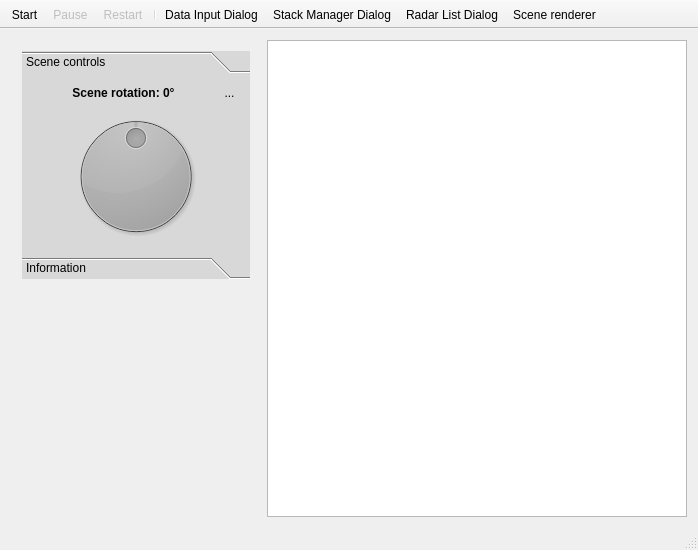
Above: DACUSN/mainwindow.ui from Gresthorn/DACUSN before the change. Below: the same form after it.
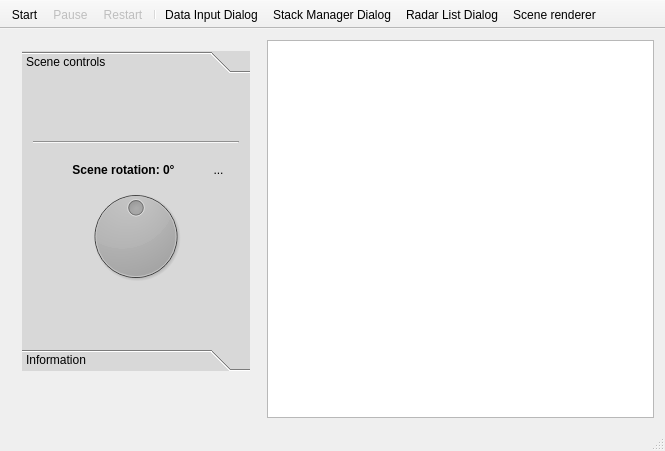
That is the form after the change. Icons and pictures are not drawn.

Commit message: Rotation bug repaired. Now correct transformations are used. Move to [x, y] functionality and center to reference/operator added. Animations and smooth transitions enable/disable option added.

The edit to the form file:
```diff
--- a/DACUSN/mainwindow.ui
+++ b/DACUSN/mainwindow.ui
@@ -6,8 +6,8 @@
    <rect>
     <x>0</x>
     <y>0</y>
-    <width>698</width>
-    <height>550</height>
+    <width>665</width>
+    <height>451</height>
    </rect>
   </property>
   <property name="windowTitle">
@@ -59,6 +59,18 @@
        </item>
        <item row="0" column="0">
         <widget class="QToolBox" name="sceneControlsToolBox">
+         <property name="minimumSize">
+          <size>
+           <width>0</width>
+           <height>300</height>
+          </size>
+         </property>
+         <property name="baseSize">
+          <size>
+           <width>0</width>
+           <height>0</height>
+          </size>
+         </property>
          <property name="styleSheet">
           <string notr="true">background-color: rgb(216, 216, 216)</string>
          </property>
@@ -74,7 +86,7 @@
             <x>0</x>
             <y>0</y>
             <width>232</width>
-            <height>169</height>
+            <height>258</height>
            </rect>
           </property>
           <property name="styleSheet">
@@ -84,58 +96,208 @@
            <string>Scene controls</string>
           </attribute>
           <layout class="QGridLayout" name="gridLayout_3">
-           <item row="1" column="0" colspan="3">
-            <widget class="QDial" name="rotationControlDial">
-             <property name="cursor">
-              <cursorShape>CrossCursor</cursorShape>
-             </property>
-             <property name="styleSheet">
-              <string notr="true">background-color: qconicalgradient(cx:0.5, cy:0.5, angle:0, stop:0 rgba(0, 0, 0, 118), stop:1 rgba(255, 255, 255, 255))</string>
-             </property>
-             <property name="minimum">
-              <number>-180</number>
-             </property>
-             <property name="maximum">
-              <number>180</number>
-             </property>
-             <property name="pageStep">
-              <number>1</number>
-             </property>
-             <property name="orientation">
-              <enum>Qt::Vertical</enum>
-             </property>
-            </widget>
-           </item>
-           <item row="0" column="2">
-            <widget class="QToolButton" name="sceneRotationSettingsButton">
-             <property name="styleSheet">
-              <string notr="true">border:none;</string>
-             </property>
-             <property name="text">
-              <string>...</string>
-             </property>
-             <property name="icon">
-              <iconset resource="icons.qrc">
-               <normaloff>:/mainToolbar/icons/settings.png</normaloff>:/mainToolbar/icons/settings.png</iconset>
-             </property>
-             <property name="iconSize">
+           <item row="2" column="0" colspan="2">
+            <widget class="QWidget" name="widget" native="true">
+             <property name="minimumSize">
               <size>
-               <width>32</width>
-               <height>32</height>
+               <width>0</width>
+               <height>150</height>
               </size>
              </property>
+             <layout class="QGridLayout" name="gridLayout_2">
+              <item row="1" column="0">
+               <widget class="QLabel" name="sceneRotationLabel">
+                <property name="styleSheet">
+                 <string notr="true">font-weight: bold;</string>
+                </property>
+                <property name="text">
+                 <string>Scene rotation: 0°</string>
+                </property>
+                <property name="alignment">
+                 <set>Qt::AlignCenter</set>
+                </property>
+               </widget>
+              </item>
+              <item row="1" column="1">
+               <widget class="QToolButton" name="sceneRotationSettingsButton">
+                <property name="cursor">
+                 <cursorShape>PointingHandCursor</cursorShape>
+                </property>
+                <property name="toolTip">
+                 <string extracomment="Change angle manually"/>
+                </property>
+                <property name="whatsThis">
+                 <string extracomment="Change angle manually"/>
+                </property>
+                <property name="styleSheet">
+                 <string notr="true">border:none;</string>
+                </property>
+                <property name="text">
+                 <string>...</string>
+                </property>
+                <property name="icon">
+                 <iconset resource="icons.qrc">
+                  <normaloff>:/mainToolbar/icons/settings.png</normaloff>:/mainToolbar/icons/settings.png</iconset>
+                </property>
+                <property name="iconSize">
+                 <size>
+                  <width>32</width>
+                  <height>32</height>
+                 </size>
+                </property>
+               </widget>
+              </item>
+              <item row="2" column="0" colspan="2">
+               <widget class="QDial" name="rotationControlDial">
+                <property name="cursor">
+                 <cursorShape>CrossCursor</cursorShape>
+                </property>
+                <property name="styleSheet">
+                 <string notr="true">background-color: qconicalgradient(cx:0.5, cy:0.5, angle:0, stop:0 rgba(0, 0, 0, 118), stop:1 rgba(255, 255, 255, 255))</string>
+                </property>
+                <property name="minimum">
+                 <number>-180</number>
+                </property>
+                <property name="maximum">
+                 <number>180</number>
+                </property>
+                <property name="pageStep">
+                 <number>1</number>
+                </property>
+                <property name="orientation">
+                 <enum>Qt::Vertical</enum>
+                </property>
+               </widget>
+              </item>
+             </layout>
             </widget>
            </item>
            <item row="0" column="0" colspan="2">
-            <widget class="QLabel" name="sceneRotationLabel">
-             <property name="styleSheet">
-              <string notr="true">font-weight: bold;</string>
+            <widget class="QWidget" name="basicControlsWrapperWidget" native="true">
+             <property name="minimumSize">
+              <size>
+               <width>0</width>
+               <height>50</height>
+              </size>
              </property>
-             <property name="text">
-              <string>Scene rotation: 0°</string>
+             <layout class="QFormLayout" name="formLayout">
+              <property name="fieldGrowthPolicy">
+               <enum>QFormLayout::AllNonFixedFieldsGrow</enum>
+              </property>
+              <item row="0" column="0">
+               <widget class="QPushButton" name="moveToXYButton">
+                <property name="minimumSize">
+                 <size>
+                  <width>32</width>
+                  <height>32</height>
+                 </size>
+                </property>
+                <property name="maximumSize">
+                 <size>
+                  <width>32</width>
+                  <height>32</height>
+                 </size>
+                </property>
+                <property name="baseSize">
+                 <size>
+                  <width>32</width>
+                  <height>32</height>
+                 </size>
+                </property>
+                <property name="cursor">
+                 <cursorShape>PointingHandCursor</cursorShape>
+                </property>
+                <property name="toolTip">
+                 <string extracomment="Moves view to entered coordinates"/>
+                </property>
+                <property name="whatsThis">
+                 <string extracomment="Moves view to entered coordinates"/>
+                </property>
+                <property name="styleSheet">
+                 <string notr="true">border:none;</string>
+                </property>
+                <property name="text">
+                 <string/>
+                </property>
+                <property name="icon">
+                 <iconset resource="icons.qrc">
+                  <normaloff>:/mainToolbar/icons/move_to.png</normaloff>:/mainToolbar/icons/move_to.png</iconset>
+                </property>
+                <property name="iconSize">
+                 <size>
+                  <width>32</width>
+                  <height>32</height>
+                 </size>
+                </property>
+               </widget>
+              </item>
+              <item row="0" column="1">
+               <widget class="QPushButton" name="centerToZeroButton">
+                <property name="minimumSize">
+                 <size>
+                  <width>32</width>
+                  <height>32</height>
+                 </size>
+                </property>
+                <property name="maximumSize">
+                 <size>
+                  <width>32</width>
+                  <height>32</height>
+                 </size>
+                </property>
+                <property name="baseSize">
+                 <size>
+                  <width>32</width>
+                  <height>32</height>
+                 </size>
+                </property>
+                <property name="cursor">
+                 <cursorShape>PointingHandCursor</cursorShape>
+                </property>
+                <property name="toolTip">
+                 <string extracomment="Centers view to operator position"/>
+                </property>
+                <property name="whatsThis">
+                 <string extracomment="Centers view to operator position"/>
+                </property>
+                <property name="styleSheet">
+                 <string notr="true">border:none;</string>
+                </property>
+                <property name="text">
+                 <string/>
+                </property>
+                <property name="icon">
+                 <iconset resource="icons.qrc">
+                  <normaloff>:/mainToolbar/icons/center_to_zero.png</normaloff>:/mainToolbar/icons/center_to_zero.png</iconset>
+                </property>
+                <property name="iconSize">
+                 <size>
+                  <width>32</width>
+                  <height>32</height>
+                 </size>
+                </property>
+               </widget>
+              </item>
+             </layout>
+            </widget>
+           </item>
+           <item row="3" column="0">
+            <spacer name="verticalSpacer_2">
+             <property name="orientation">
+              <enum>Qt::Vertical</enum>
              </property>
-             <property name="alignment">
-              <set>Qt::AlignCenter</set>
+             <property name="sizeHint" stdset="0">
+              <size>
+               <width>20</width>
+               <height>40</height>
+              </size>
+             </property>
+            </spacer>
+           </item>
+           <item row="1" column="0" colspan="2">
+            <widget class="Line" name="line">
+             <property name="orientation">
+              <enum>Qt::Horizontal</enum>
              </property>
             </widget>
            </item>
```
Left out of the diff: 4 changed lines with no effect on the pictures. The commit also changes 19 other files.
